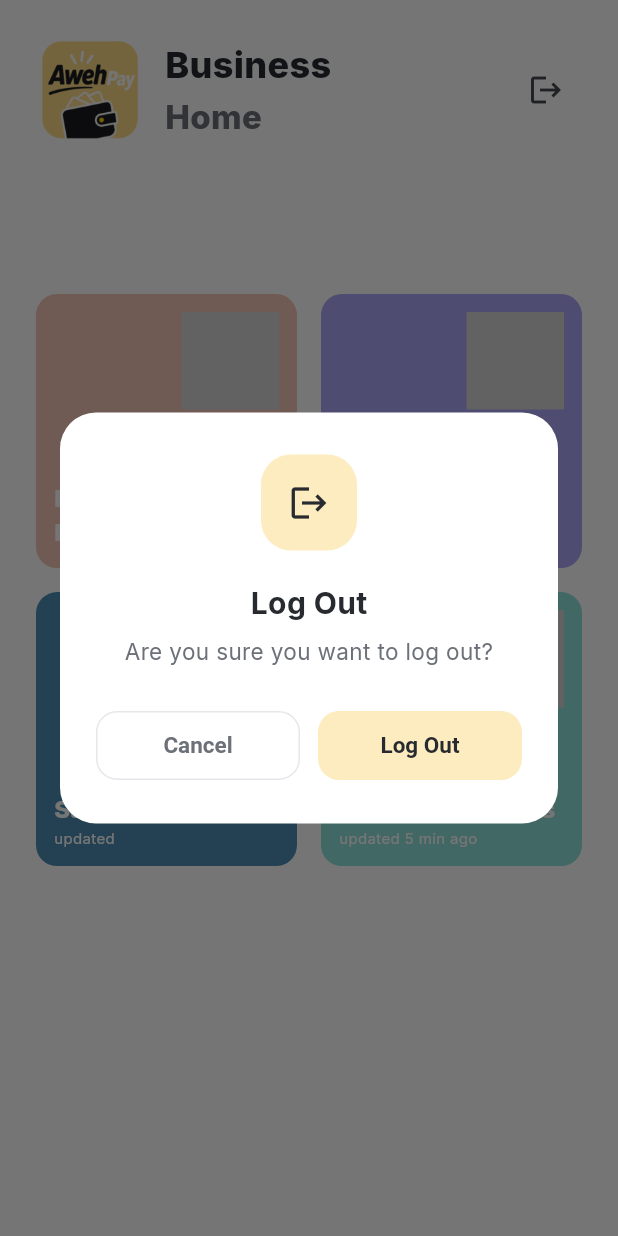
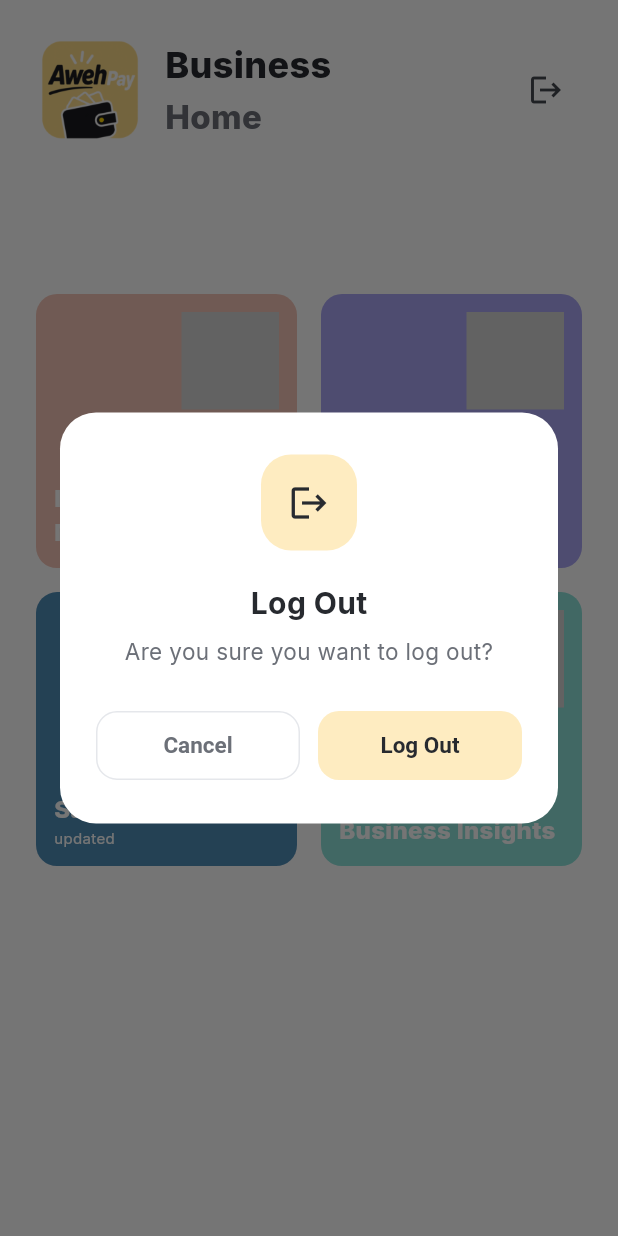
Before and after one commit to Kiveshan/AwehPay, a Flutter app: the BusinessHomeScreen screen opened by its route, after a tap on the "logout" icon, on a phone screen of 412 x 824 dp. Run offline on Flutter 3.47's test engine with Material 3 defaults, Android fonts, the light colour scheme and no system bars; our stand-ins replace camera, cloud_firestore, firebase_auth, firebase_core, flutter_riverpod, flutter_svg and 3 more; missing offline and left inert: google_mlkit_barcode_scanning, google_mlkit_text_recognition; accounts and stored records are empty; project files that could hold a hidden picture were left out.

Commit message:
Fixed static 'updated 5 min ago'

```diff
--- a/lib/src/features/Business/views/business_home_screen.dart
+++ b/lib/src/features/Business/views/business_home_screen.dart
@@ -7,12 +7,21 @@
 import '../../../core/router/app_routes.dart';
 import '../../../core/widgets/logout_button.dart';
 
-class BusinessHomeScreen extends StatelessWidget {
+typedef _HomeData = ({String businessName, DateTime? insightsUpdatedAt});
+
+class BusinessHomeScreen extends StatefulWidget {
   const BusinessHomeScreen({super.key});
 
-  Future<String> _fetchBusinessName() async {
+  @override
+  State<BusinessHomeScreen> createState() => _BusinessHomeScreenState();
+}
+
+class _BusinessHomeScreenState extends State<BusinessHomeScreen> {
+  late final Future<_HomeData> _homeData = _fetchHomeData();
+
+  Future<_HomeData> _fetchHomeData() async {
     final user = FirebaseAuth.instance.currentUser;
-    if (user == null) return 'Business';
+    if (user == null) return (businessName: 'Business', insightsUpdatedAt: null);
 
     final userDoc = await FirebaseFirestore.instance
         .collection('users')
@@ -20,14 +29,53 @@
         .get();
 
     final businessId = userDoc.data()?['businessId'] as String?;
-    if (businessId == null || businessId.isEmpty) return 'Business';
+    if (businessId == null || businessId.isEmpty) {
+      return (businessName: 'Business', insightsUpdatedAt: null);
+    }
 
-    final businessDoc = await FirebaseFirestore.instance
+    final results = await Future.wait([
+      FirebaseFirestore.instance.collection('businesses').doc(businessId).get(),
+      FirebaseFirestore.instance
           .collection('businesses')
           .doc(businessId)
-        .get();
+          .collection('salesSummaries')
+          .orderBy('updatedAt', descending: true)
+          .limit(1)
+          .get(),
+    ]);
 
-    return businessDoc.data()?['businessName'] as String? ?? 'Business';
+    final businessDoc = results[0] as DocumentSnapshot;
+    final summariesSnap = results[1] as QuerySnapshot;
+
+    final name = businessDoc.data() is Map
+        ? (businessDoc.data() as Map<String, dynamic>)['businessName'] as String? ?? 'Business'
+        : 'Business';
+
+    DateTime? insightsUpdatedAt;
+    if (summariesSnap.docs.isNotEmpty) {
+      final ts = summariesSnap.docs.first.data() is Map
+          ? (summariesSnap.docs.first.data() as Map<String, dynamic>)['updatedAt']
+          : null;
+      if (ts is Timestamp) insightsUpdatedAt = ts.toDate();
+    }
+
+    return (businessName: name, insightsUpdatedAt: insightsUpdatedAt);
+  }
+
+  String _formatRelativeTime(DateTime? dt) {
+    if (dt == null) return '';
+    final now = DateTime.now();
+    final diff = now.difference(dt);
+    if (diff.inSeconds < 60) return 'just now';
+    if (diff.inMinutes < 60) return 'updated ${diff.inMinutes} min ago';
+    final pad = (int n) => n.toString().padLeft(2, '0');
+    final timeStr = '${pad(dt.hour)}:${pad(dt.minute)}';
+    final today = DateTime(now.year, now.month, now.day);
+    final dtDay = DateTime(dt.year, dt.month, dt.day);
+    if (dtDay == today) return 'updated today at $timeStr';
+    if (today.difference(dtDay).inDays == 1) return 'updated yesterday';
+    const months = ['', 'Jan', 'Feb', 'Mar', 'Apr', 'May', 'Jun', 'Jul', 'Aug', 'Sep', 'Oct', 'Nov', 'Dec'];
+    return 'updated ${dt.day} ${months[dt.month]}';
   }
 
   @override
@@ -40,15 +88,19 @@
           child: Column(
             crossAxisAlignment: CrossAxisAlignment.start,
             children: [
-              FutureBuilder<String>(
-                future: _fetchBusinessName(),
+              FutureBuilder<_HomeData>(
+                future: _homeData,
                 builder: (context, snapshot) {
-                  final name = snapshot.data ?? 'Business';
+                  final name = snapshot.data?.businessName ?? 'Business';
                   return _BusinessHeader(businessName: name);
                 },
               ),
               const SizedBox(height: 100),
-              LayoutBuilder(
+              FutureBuilder<_HomeData>(
+                future: _homeData,
+                builder: (context, snapshot) {
+                  final insightsSubtitle = _formatRelativeTime(snapshot.data?.insightsUpdatedAt);
+                  return LayoutBuilder(
                     builder: (context, constraints) {
                       const spacing = 16.0;
                       final cardWidth = (constraints.maxWidth - spacing) / 2;
@@ -88,11 +140,13 @@
                             color: const Color(0xFF8DE2DA),
                             iconWidget: SvgPicture.asset('assets/images/GraphIcon.svg'),
                             title: 'Business Insights',
-                        subtitle: 'updated 5 min ago',
+                            subtitle: insightsSubtitle.isEmpty ? null : insightsSubtitle,
                             iconSize: 65,
                             onTap: () => context.push(AppRoutes.businessInsights),
                           ),
                         ],
+                      );
+                    },
                   );
                 },
               ),
```
Lines whose indentation alone changed are shown as unchanged.
